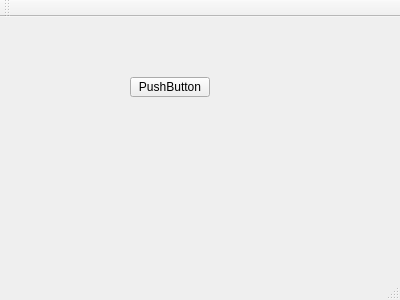
The window that mainwindow.ui (s94285/SPICE) describes before a commit, drawn with Qt 5.
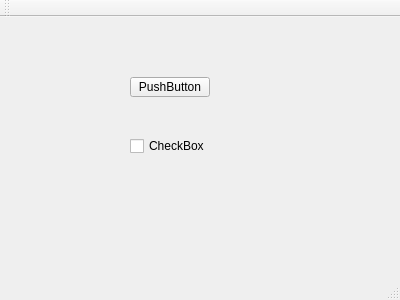
The same window after the commit.

What changed in the file:
```diff
--- a/mainwindow.ui
+++ b/mainwindow.ui
@@ -27,6 +27,19 @@
      <string>PushButton</string>
     </property>
    </widget>
+   <widget class="QCheckBox" name="checkBox">
+    <property name="geometry">
+     <rect>
+      <x>130</x>
+      <y>120</y>
+      <width>75</width>
+      <height>18</height>
+     </rect>
+    </property>
+    <property name="text">
+     <string>CheckBox</string>
+    </property>
+   </widget>
   </widget>
   <widget class="QMenuBar" name="menuBar">
    <property name="geometry">
```
